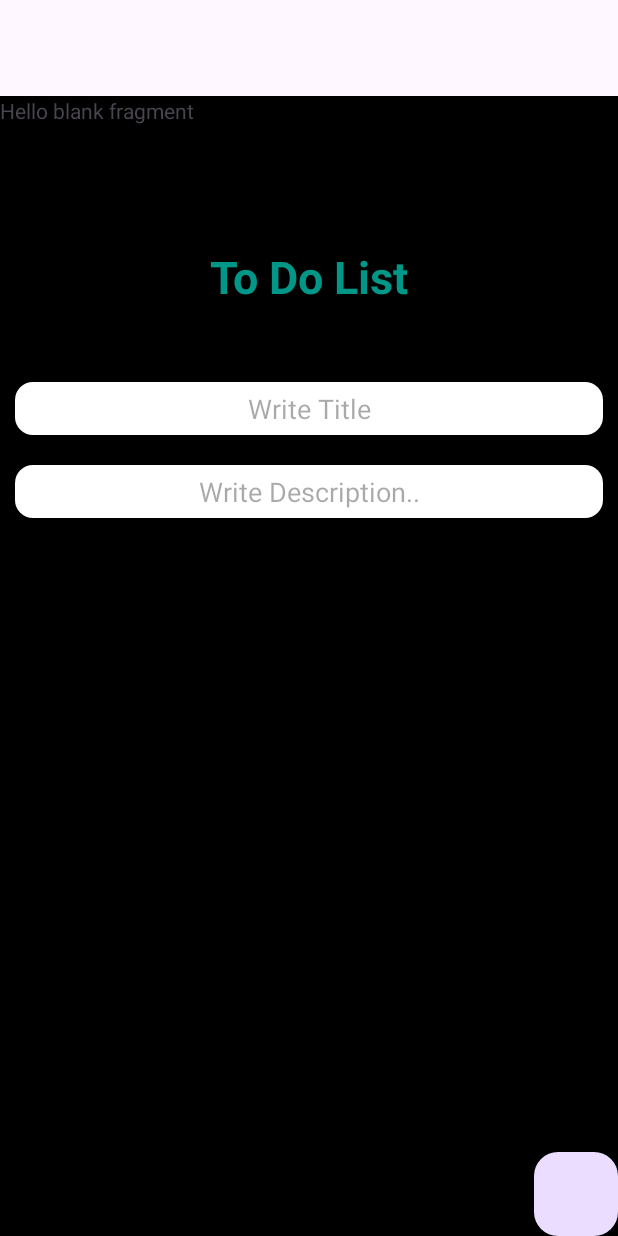
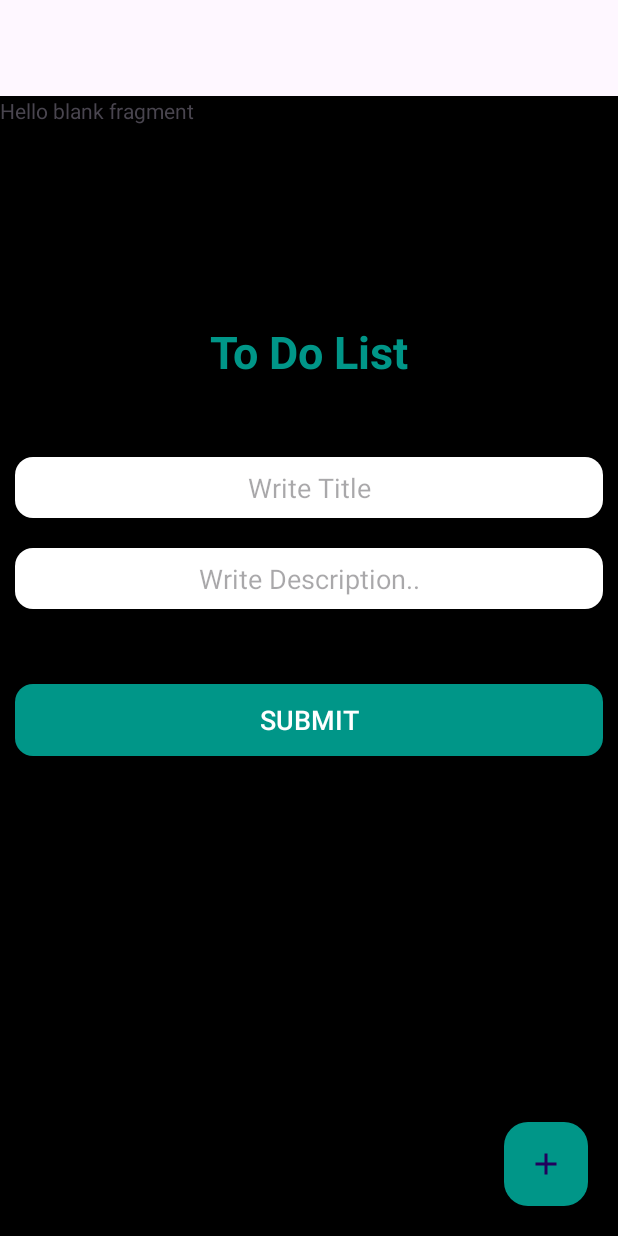
Before and after one commit to Shimon31/TODO_MAAD, an Android app: the fragment AddTaskFragment placed in its activity, on a phone screen of 412 x 824 dp. Run offline under Robolectric (Android 15) with nearby library versions, the phone set to English and light mode, and no system bars; our stand-ins replace navigation-ui; Roboto replaces fonts that are not available here; 1 statement that could not run was skipped.

Commit message:
design Complete

```diff
--- /dev/null
+++ b/app/src/main/res/drawable/baseline_add_24.xml
@@ -0,0 +1,5 @@
+<vector xmlns:android="http://schemas.android.com/apk/res/android" android:height="24dp" android:tint="#000000" android:viewportHeight="24" android:viewportWidth="24" android:width="24dp">
+
+    <path android:fillColor="@android:color/white" android:pathData="M19,13h-6v6h-2v-6H5v-2h6V5h2v6h6v2z"/>
+
+</vector>
--- a/app/src/main/res/layout/fragment_add_task.xml
+++ b/app/src/main/res/layout/fragment_add_task.xml
@@ -1,9 +1,9 @@
 <?xml version="1.0" encoding="utf-8"?>
 <androidx.constraintlayout.widget.ConstraintLayout xmlns:android="http://schemas.android.com/apk/res/android"
+    xmlns:app="http://schemas.android.com/apk/res-auto"
     xmlns:tools="http://schemas.android.com/tools"
     android:layout_width="match_parent"
     android:layout_height="match_parent"
-    xmlns:app="http://schemas.android.com/apk/res-auto"
     android:background="#000000"
     android:orientation="vertical"
     tools:context=".AddTaskFragment">
@@ -12,6 +12,7 @@
         android:id="@+id/toDoListTV"
         android:layout_width="match_parent"
         android:layout_height="wrap_content"
+        android:layout_marginTop="150dp"
         android:layout_marginBottom="50dp"
         android:fontFamily="@font/aladin"
         android:text="To Do List"
@@ -20,20 +21,19 @@
         android:textSize="30sp"
         android:textStyle="bold"
         app:layout_constraintStart_toStartOf="parent"
-        app:layout_constraintTop_toTopOf="parent"
-        android:layout_marginTop="100dp"/>
+        app:layout_constraintTop_toTopOf="parent" />
 
     <EditText
         android:id="@+id/titleET"
         android:layout_width="match_parent"
         android:layout_height="wrap_content"
         android:layout_marginHorizontal="10dp"
+        android:layout_marginTop="50dp"
         android:background="@drawable/edit_textbg"
         android:hint="Write Title"
-        android:padding="5dp"
+        android:padding="8dp"
         android:textAlignment="center"
-        app:layout_constraintTop_toBottomOf="@id/toDoListTV"
-        android:layout_marginTop="50dp"/>
+        app:layout_constraintTop_toBottomOf="@id/toDoListTV" />
 
     <EditText
         android:id="@+id/descriptionET"
@@ -43,15 +43,30 @@
         android:layout_marginTop="20sp"
         android:background="@drawable/edit_textbg"
         android:hint="Write Description.."
-        android:padding="5dp"
-        app:layout_constraintTop_toBottomOf="@id/titleET"
-        android:textAlignment="center" />
+        android:padding="8dp"
+        android:textAlignment="center"
+        app:layout_constraintTop_toBottomOf="@id/titleET" />
 
     <com.google.android.material.floatingactionbutton.FloatingActionButton
         android:layout_width="wrap_content"
         android:layout_height="wrap_content"
+        android:layout_margin="20dp"
+        android:backgroundTint="#009688"
+        android:src="@drawable/baseline_add_24"
         app:layout_constraintBottom_toBottomOf="parent"
-        app:layout_constraintEnd_toEndOf="parent"/>
+        app:layout_constraintEnd_toEndOf="parent" />
 
+    <androidx.appcompat.widget.AppCompatButton
+        android:id="@+id/submitBtn"
+        android:layout_width="match_parent"
+        android:layout_height="wrap_content"
+        android:layout_marginHorizontal="10dp"
+        android:layout_marginTop="50dp"
+        android:background="@drawable/edit_textbg"
+        android:backgroundTint="#009688"
+        android:text="Submit"
+        android:textColor="@color/white"
+        android:textSize="18sp"
+        app:layout_constraintTop_toBottomOf="@id/descriptionET"/>
 
 </androidx.constraintlayout.widget.ConstraintLayout>
```
